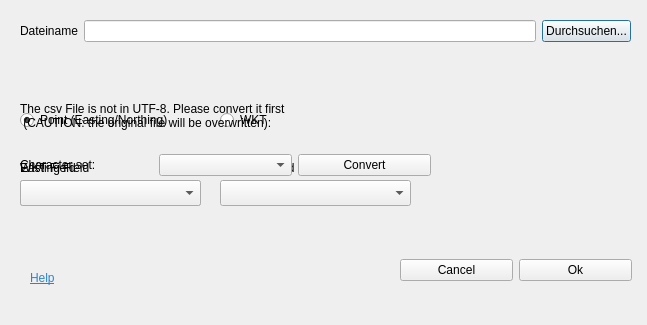
Old version of the form geocsv_dialog_new.ui in the repository geometalab/Editable-GeoCSV-QGIS-Plugin.
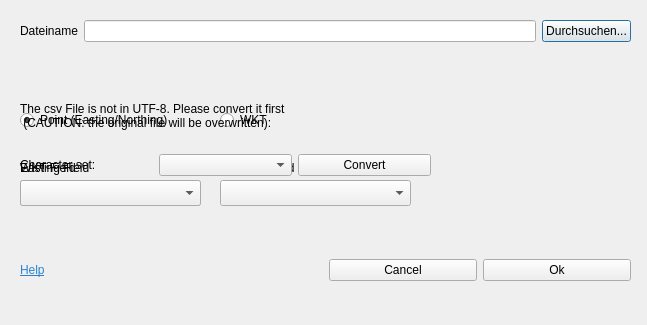
New version of the form.

```diff
--- a/geocsv_dialog_new.ui
+++ b/geocsv_dialog_new.ui
@@ -58,35 +58,6 @@
     </item>
    </layout>
   </widget>
-  <widget class="QWidget" name="horizontalLayoutWidget">
-   <property name="geometry">
-    <rect>
-     <x>400</x>
-     <y>230</y>
-     <width>232</width>
-     <height>80</height>
-    </rect>
-   </property>
-   <layout class="QHBoxLayout" name="horizontalLayout">
-    <item>
-     <widget class="QPushButton" name="rejectButton">
-      <property name="text">
-       <string>Cancel</string>
-      </property>
-     </widget>
-    </item>
-    <item>
-     <widget class="QPushButton" name="acceptButton">
-      <property name="enabled">
-       <bool>true</bool>
-      </property>
-      <property name="text">
-       <string>Ok</string>
-      </property>
-     </widget>
-    </item>
-   </layout>
-  </widget>
   <widget class="QWidget" name="geometryWidget" native="true">
    <property name="geometry">
     <rect>
@@ -224,29 +195,6 @@
    <zorder>pointTypeWidget</zorder>
    <zorder>pointGeometryTypeRadio</zorder>
    <zorder>wktGeometryTypeRadio</zorder>
-   <zorder>charsetWidget</zorder>
-  </widget>
-  <widget class="QLabel" name="helpLabel">
-   <property name="geometry">
-    <rect>
-     <x>30</x>
-     <y>270</y>
-     <width>59</width>
-     <height>16</height>
-    </rect>
-   </property>
-   <property name="cursor">
-    <cursorShape>ArrowCursor</cursorShape>
-   </property>
-   <property name="mouseTracking">
-    <bool>true</bool>
-   </property>
-   <property name="focusPolicy">
-    <enum>Qt::NoFocus</enum>
-   </property>
-   <property name="text">
-    <string>&lt;html&gt;&lt;head/&gt;&lt;body&gt;&lt;p&gt;&lt;a href=&quot;http://giswiki.hsr.ch/Editable_GeoCSV#Help&quot;&gt;&lt;span style=&quot; text-decoration: underline; color:#2b84d3;&quot;&gt;Help&lt;/span&gt;&lt;/a&gt;&lt;/p&gt;&lt;/body&gt;&lt;/html&gt;</string>
-   </property>
   </widget>
   <widget class="QWidget" name="charsetWidget" native="true">
    <property name="geometry">
@@ -304,6 +252,55 @@
     </property>
    </widget>
   </widget>
+  <widget class="QWidget" name="horizontalLayoutWidget_2">
+   <property name="geometry">
+    <rect>
+     <x>20</x>
+     <y>230</y>
+     <width>611</width>
+     <height>80</height>
+    </rect>
+   </property>
+   <layout class="QHBoxLayout" name="horizontalLayout_2">
+    <item>
+     <widget class="QLabel" name="helpLabel">
+      <property name="cursor">
+       <cursorShape>ArrowCursor</cursorShape>
+      </property>
+      <property name="mouseTracking">
+       <bool>true</bool>
+      </property>
+      <property name="focusPolicy">
+       <enum>Qt::NoFocus</enum>
+      </property>
+      <property name="text">
+       <string>&lt;html&gt;&lt;head/&gt;&lt;body&gt;&lt;p&gt;&lt;a href=&quot;http://giswiki.hsr.ch/Editable_GeoCSV#Help&quot;&gt;&lt;span style=&quot; text-decoration: underline; color:#2b84d3;&quot;&gt;Help&lt;/span&gt;&lt;/a&gt;&lt;/p&gt;&lt;/body&gt;&lt;/html&gt;</string>
+      </property>
+     </widget>
+    </item>
+    <item>
+     <layout class="QHBoxLayout" name="horizontalLayout">
+      <item>
+       <widget class="QPushButton" name="rejectButton">
+        <property name="text">
+         <string>Cancel</string>
+        </property>
+       </widget>
+      </item>
+      <item>
+       <widget class="QPushButton" name="acceptButton">
+        <property name="enabled">
+         <bool>true</bool>
+        </property>
+        <property name="text">
+         <string>Ok</string>
+        </property>
+       </widget>
+      </item>
+     </layout>
+    </item>
+   </layout>
+  </widget>
  </widget>
  <resources/>
  <connections/>
```
